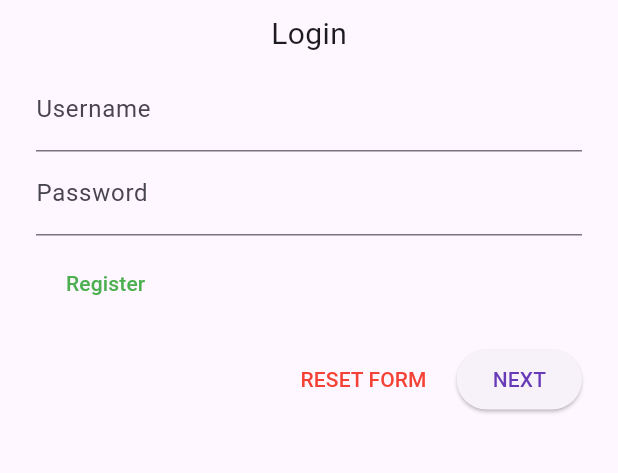
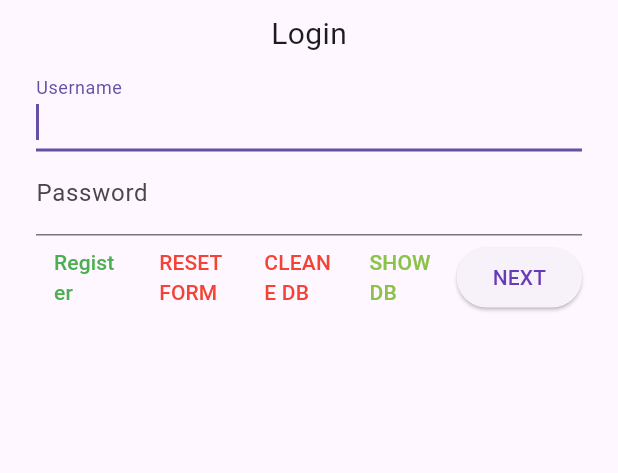
Before and after one commit to diygun/nobel_prize, a Flutter app: the screen it shows after launch, after a tap on "RESET FORM", on a phone screen of 412 x 824 dp, the part 228-701 px from its top. Run offline on Flutter 3.47's test engine with Material 3 defaults, Android fonts, the light colour scheme and no system bars; our stand-ins replace sqflite; accounts and stored records are empty.

Commit message:
Register and login

```diff
--- a/lib/login.dart
+++ b/lib/login.dart
@@ -1,4 +1,5 @@
 import 'package:flutter/material.dart';
+import 'db_access.dart';
 
 class LoginPage extends StatefulWidget {
   const LoginPage({Key? key}) : super(key: key);
@@ -7,133 +8,13 @@ class LoginPage extends StatefulWidget {
   _LoginPageState createState() => _LoginPageState();
 }
 
+// TO DO : Check users
+
 class _LoginPageState extends State<LoginPage> {
+  final _formKey = GlobalKey<FormState>();
   final _usernameController = TextEditingController();
   final _passwordController = TextEditingController();
-
-  @override
-  Widget build(BuildContext context) {
-    return Scaffold(
-      body: SafeArea(
-        child: ListView(
-          padding: const EdgeInsets.symmetric(horizontal: 24.0),
-          children: <Widget>[
-            const SizedBox(height: 80.0),
-            Column(
-              children: <Widget>[
-                Text('Nobel Prize', style: TextStyle(fontSize: 50)),
-                Padding(
-                  padding: const EdgeInsets.only(top: 8.0, bottom: 8.0),
-                  child: Text('Login', style: TextStyle(fontSize: 20)),
-                ),
-              ],
-            ),
-            // const SizedBox(height: 120.0),
-            TextField(
-              controller: _usernameController,
-              decoration: const InputDecoration(
-                labelText: 'Username',
-              ),
-            ),
-            // const SizedBox(height: 12.0),
-            TextField(
-              controller: _passwordController,
-              decoration: const InputDecoration(labelText: 'Password'),
-              obscureText: true,
-            ),
-            OverflowBar(
-                alignment: MainAxisAlignment.start,
-                children: <Widget>[
-              Padding(
-                padding: const EdgeInsets.all(8.0),
-                child: TextButton(
-                  child: const Text("Register",
-                      style: TextStyle(color: Colors.green)),
-                  onPressed: () {
-                    Navigator.of(context).pushNamed('/register');
-                    // Navigator.of(context).pop();
-                  },
-                ),
-              )
-            ]),
-            OverflowBar(
-              alignment: MainAxisAlignment.end,
-              children: <Widget>[
-                Padding(
-                  padding: const EdgeInsets.all(8.0),
-                  child: TextButton(
-                    child: const Text("RESET FORM",
-                        style: TextStyle(color: Colors.red)),
-                    onPressed: () {
-                      _usernameController.clear();
-                      _passwordController.clear();
-                    },
-                  ),
-                ),
-                ElevatedButton(
-                  child: const Text(
-                    'NEXT',
-                    style: TextStyle(color: Colors.deepPurple),
-                  ),
-                  onPressed: () {
-                    Navigator.of(context).pushNamed('/home');
-                    // Navigator.pop(context);
-                  },
-                ),
-              ],
-            ),
-            PopScope<Object?>(
-              canPop: false,
-              onPopInvokedWithResult: (bool didPop, Object? result) async {
-                if (didPop) {
-                  return;
-                }
-                final bool shouldPop = await _showBackDialog() ?? false;
-                if (context.mounted && shouldPop) {
-                  Navigator.pop(context);
-                }
-              },
-              child: Text(''),
-            ),
-          ],
-        ),
-      ),
-    );
-
-    return Scaffold(
-      appBar: AppBar(
-        title: Text('Login'),
-      ),
-      body: Center(
-        child: Column(
-          mainAxisSize: MainAxisSize.min,
-          children: <Widget>[
-            Text(
-              'First Page',
-              style: TextStyle(fontSize: 50),
-            ),
-            ElevatedButton(
-              child: Text('Go to second'),
-              onPressed: () {
-                Navigator.of(context).pushNamed('/second',
-                    arguments: 'hello from the first page');
-
-                // Pushing a route directly, WITHOUT using a named route
-                // Navigator.of(context).push(
-                //   // With MaterialPageRoute, you can pass data between pages,
-                //   // but if you have a more complex app, you will quickly get lost.
-                //   MaterialPageRoute(
-                //     builder: (context) =>
-                //         SecondPage(data: 'Hello there from the first page!'),
-                //   ),
-                // );
-              },
-            )
-          ],
-        ),
-      ),
-    );
-  }
+  final DatabaseHelper _dbHelper = DatabaseHelper();
 
   Future<bool?> _showBackDialog() {
     return showDialog<bool>(
@@ -168,4 +49,147 @@ class _LoginPageState extends State<LoginPage> {
       },
     );
   }
+
+  Future<bool> _userExists(String username, String password) async {
+    try {
+      return await _dbHelper.userExists(username, password);
+    } catch (e) {
+      return false;
+    }
+  }
+
+  @override
+  Widget build(BuildContext context) {
+    return Scaffold(
+      body: SafeArea(
+        child: Form(
+          key: _formKey,
+          child: ListView(
+            padding: const EdgeInsets.symmetric(horizontal: 24.0),
+            children: <Widget>[
+              const SizedBox(height: 80.0),
+              Column(
+                children: <Widget>[
+                  Text('Nobel Prize', style: TextStyle(fontSize: 50)),
+                  Padding(
+                    padding: const EdgeInsets.only(top: 8.0, bottom: 8.0),
+                    child: Text('Login', style: TextStyle(fontSize: 20)),
+                  ),
+                ],
+              ),
+              // const SizedBox(height: 120.0),
+              TextFormField(
+                controller: _usernameController,
+                decoration: const InputDecoration(
+                  labelText: 'Username',
+                ),
+                autofocus: true,
+                autovalidateMode: AutovalidateMode.onUnfocus,
+                textInputAction: TextInputAction.next,
+                validator: (value) {
+                  if (value == null || value.isEmpty) {
+                    return 'Please enter a username';
+                  }
+                  return null;
+                },
+              ),
+              // const SizedBox(height: 12.0),
+              TextFormField(
+                controller: _passwordController,
+                decoration: const InputDecoration(labelText: 'Password'),
+                autofocus: true,
+                autovalidateMode: AutovalidateMode.onUnfocus,
+                textInputAction: TextInputAction.next,
+                validator: (value) {
+                  if (value == null || value.isEmpty) {
+                    return 'Please enter a username';
+                  }
+                  return null;
+                },
+                obscureText: true,
+              ),
+              Row(
+                  children: <Widget>[
+                    Expanded(
+                      child: TextButton(
+                        child: const Text("Register",
+                            style: TextStyle(color: Colors.green)),
+                        onPressed: () {
+                          Navigator.of(context).pushNamed('/register');
+                          // Navigator.of(context).pop();
+                        },
+                      ),
+                    ),
+                  Expanded(
+                    child: TextButton(
+                      child: const Text("RESET FORM",
+                          style: TextStyle(color: Colors.red)),
+                      onPressed: () {
+                        _usernameController.clear();
+                        _passwordController.clear();
+                      },
+                    ),
+                  ),
+                  Expanded(
+                    child: TextButton(
+                      child: const Text("CLEANE DB",
+                          style: TextStyle(color: Colors.red)),
+                      onPressed: () {
+                        _dbHelper.clearDatabase();
+                      },
+                    ),
+                  ),
+                  Expanded(
+                    child: TextButton(
+                      child: const Text("SHOW DB",
+                          style: TextStyle(color: Colors.lightGreen)),
+                      onPressed: () {
+                        _dbHelper.showDatabase();
+                      },
+                    ),
+                  ),
+                  ElevatedButton(
+                    child: const Text(
+                      'NEXT',
+                      style: TextStyle(color: Colors.deepPurple),
+                    ),
+                    onPressed: () async {
+                      if (_formKey.currentState!.validate()) {
+                        print("entering...");
+                        if (await _userExists(_usernameController.text, _passwordController.text)) {
+                          ScaffoldMessenger.of(context).showSnackBar(
+                              const SnackBar(
+                                  content: Text('User added successfully!')));
+                          Navigator.of(context).pushNamed('/home');
+                        } else {
+                          ScaffoldMessenger.of(context).showSnackBar(
+                              const SnackBar(
+                                  content: Text('Incorrect username or password',
+                                      style: TextStyle(color: Colors.red))));
+                        }
+                      }
+                      // Navigator.pop(context);
+                    },
+                  ),
+                ],
+              ),
+              PopScope<Object?>(
+                canPop: false,
+                onPopInvokedWithResult: (bool didPop, Object? result) async {
+                  if (didPop) {
+                    return;
+                  }
+                  final bool shouldPop = await _showBackDialog() ?? false;
+                  if (context.mounted && shouldPop) {
+                    Navigator.pop(context);
+                  }
+                },
+                child: Text(''),
+              ),
+            ],
+          ),
+        ),
+      ),
+    );
+  }
 }
```
Also changed, not shown: lib/db_access.dart (+38 -3 lines), lib/register.dart (+37 -12 lines).
